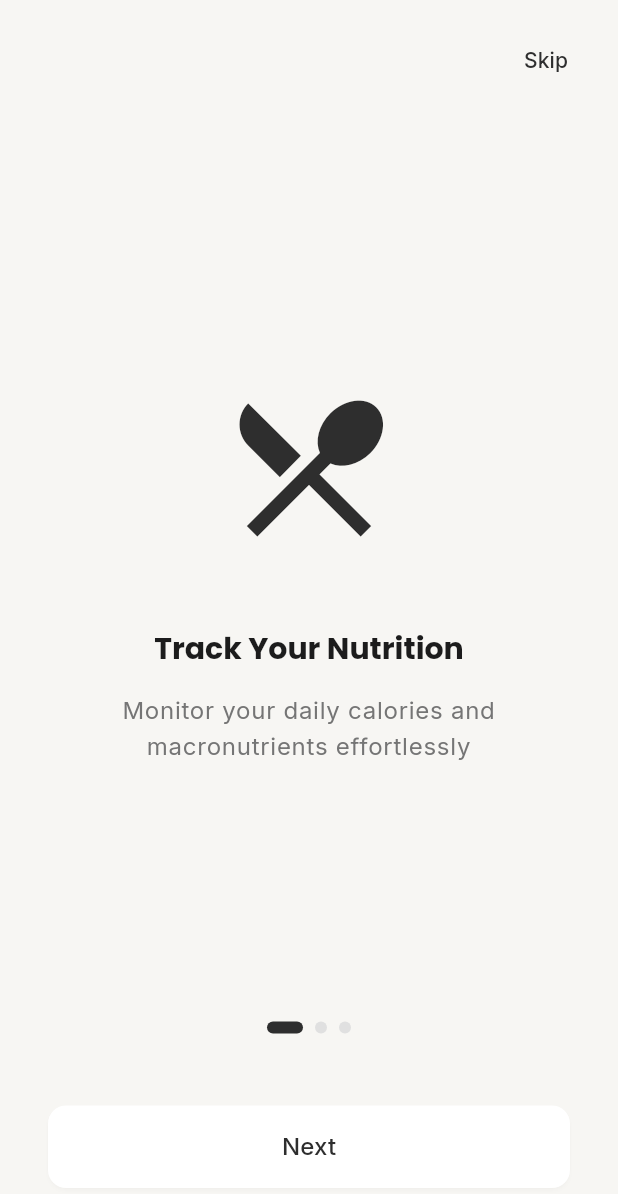
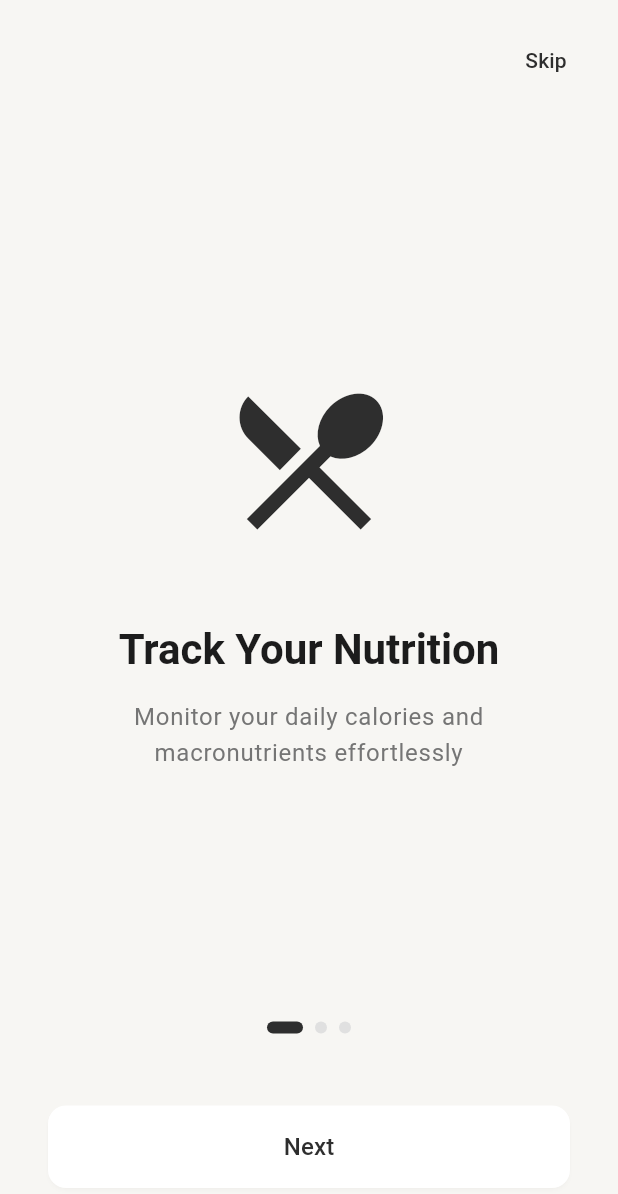
Before and after one commit to Gr8V/FuelIQ, a Flutter app: the screen it shows after launch, on a phone screen of 412 x 824 dp. Shown: the top 1194 px of the screen. Run offline on Flutter 3.47's test engine with Material 3 defaults, Android fonts, the phone set to English and light mode, and no system bars; our stand-ins replace fl_chart, flutter_local_notifications, font_awesome_flutter, shared_preferences; missing offline and left inert: mobile_scanner.

Commit message:
reverted changes to app_theme.dart

```diff
--- a/fuel_iq/lib/theme/app_theme.dart
+++ b/fuel_iq/lib/theme/app_theme.dart
@@ -1,20 +1,13 @@
 import 'package:flutter/material.dart';
-import 'package:google_fonts/google_fonts.dart';
 import 'colors.dart';
 
 class AppTheme {
-  // ---------------- LIGHT THEME ----------------
   static final ThemeData lightTheme = ThemeData(
     brightness: Brightness.light,
     useMaterial3: true,
-
-    // Default font (body, numbers, labels)
-    fontFamily: GoogleFonts.inter().fontFamily,
-
     scaffoldBackgroundColor: AppColors.lightScaffold,
     cardColor: AppColors.lightCard,
     primaryColor: AppColors.lightPrimary,
-
     colorScheme: const ColorScheme.light(
       primary: AppColors.lightPrimary,
       onPrimary: Colors.white,
@@ -33,78 +26,24 @@ class AppTheme {
       onInverseSurface: AppColors.lightTextPrimary,
       inversePrimary: AppColors.lightPrimary,
     ),
-
-    textTheme: TextTheme(
-      // Headings — Poppins
-      displayLarge: GoogleFonts.poppins(
-        fontSize: 32,
-        fontWeight: FontWeight.w700,
-        color: AppColors.lightTextPrimary,
-      ),
-      displayMedium: GoogleFonts.poppins(
-        fontSize: 28,
-        fontWeight: FontWeight.w600,
-        color: AppColors.lightTextPrimary,
-      ),
-      displaySmall: GoogleFonts.poppins(
-        fontSize: 24,
-        fontWeight: FontWeight.w600,
-        color: AppColors.lightTextPrimary,
-      ),
-      headlineMedium: GoogleFonts.poppins(
-        fontSize: 20,
-        fontWeight: FontWeight.w600,
-        color: AppColors.lightTextPrimary,
-      ),
-
-      // Body — Inter
-      bodyLarge: GoogleFonts.inter(
-        fontSize: 16,
-        fontWeight: FontWeight.w400,
-        color: AppColors.lightTextPrimary,
-      ),
-      bodyMedium: GoogleFonts.inter(
-        fontSize: 14,
-        fontWeight: FontWeight.w400,
-        color: AppColors.lightTextSecondary,
-      ),
-      bodySmall: GoogleFonts.inter(
-        fontSize: 12,
-        fontWeight: FontWeight.w400,
-        color: AppColors.lightTextSecondary,
-      ),
-
-      // Labels / stats
-      labelLarge: GoogleFonts.inter(
-        fontSize: 14,
-        fontWeight: FontWeight.w500,
-        color: AppColors.lightTextPrimary,
-      ),
-    ),
-
-    appBarTheme: AppBarTheme(
+    appBarTheme: const AppBarTheme(
       backgroundColor: AppColors.lightScaffold,
       elevation: 0,
-      iconTheme: const IconThemeData(color: AppColors.lightTextPrimary),
-      titleTextStyle: GoogleFonts.poppins(
+      iconTheme: IconThemeData(color: AppColors.lightTextPrimary),
+      titleTextStyle: TextStyle(
+        color: AppColors.lightTextPrimary,
         fontSize: 18,
         fontWeight: FontWeight.w600,
-        color: AppColors.lightTextPrimary,
       ),
     ),
   );
 
-  // ---------------- DARK THEME ----------------
   static final ThemeData darkTheme = ThemeData(
     brightness: Brightness.dark,
     useMaterial3: true,
-
-    fontFamily: GoogleFonts.inter().fontFamily,
-
     scaffoldBackgroundColor: AppColors.darkScaffold,
     cardColor: AppColors.darkCard,
     primaryColor: AppColors.darkPrimary,
-
     colorScheme: const ColorScheme.dark(
       primary: AppColors.darkPrimary,
       onPrimary: Colors.black,
@@ -123,60 +62,14 @@ class AppTheme {
       onInverseSurface: AppColors.darkTextPrimary,
       inversePrimary: AppColors.darkPrimary,
     ),
-
-    textTheme: TextTheme(
-      displayLarge: GoogleFonts.poppins(
-        fontSize: 32,
-        fontWeight: FontWeight.w700,
-        color: AppColors.darkTextPrimary,
-      ),
-      displayMedium: GoogleFonts.poppins(
-        fontSize: 28,
-        fontWeight: FontWeight.w600,
-        color: AppColors.darkTextPrimary,
-      ),
-      displaySmall: GoogleFonts.poppins(
-        fontSize: 24,
-        fontWeight: FontWeight.w600,
-        color: AppColors.darkTextPrimary,
-      ),
-      headlineMedium: GoogleFonts.poppins(
-        fontSize: 20,
-        fontWeight: FontWeight.w600,
-        color: AppColors.darkTextPrimary,
-      ),
-
-      bodyLarge: GoogleFonts.inter(
-        fontSize: 16,
-        fontWeight: FontWeight.w400,
-        color: AppColors.darkTextPrimary,
-      ),
-      bodyMedium: GoogleFonts.inter(
-        fontSize: 14,
-        fontWeight: FontWeight.w400,
-        color: AppColors.darkTextSecondary,
-      ),
-      bodySmall: GoogleFonts.inter(
-        fontSize: 12,
-        fontWeight: FontWeight.w400,
-        color: AppColors.darkTextSecondary,
-      ),
-
-      labelLarge: GoogleFonts.inter(
-        fontSize: 14,
-        fontWeight: FontWeight.w500,
-        color: AppColors.darkTextPrimary,
-      ),
-    ),
-
-    appBarTheme: AppBarTheme(
+    appBarTheme: const AppBarTheme(
       backgroundColor: AppColors.darkScaffold,
       elevation: 0,
-      iconTheme: const IconThemeData(color: AppColors.darkTextPrimary),
-      titleTextStyle: GoogleFonts.poppins(
+      iconTheme: IconThemeData(color: AppColors.darkTextPrimary),
+      titleTextStyle: TextStyle(
+        color: AppColors.darkTextPrimary,
         fontSize: 18,
         fontWeight: FontWeight.w600,
-        color: AppColors.darkTextPrimary,
       ),
     ),
   );
```
